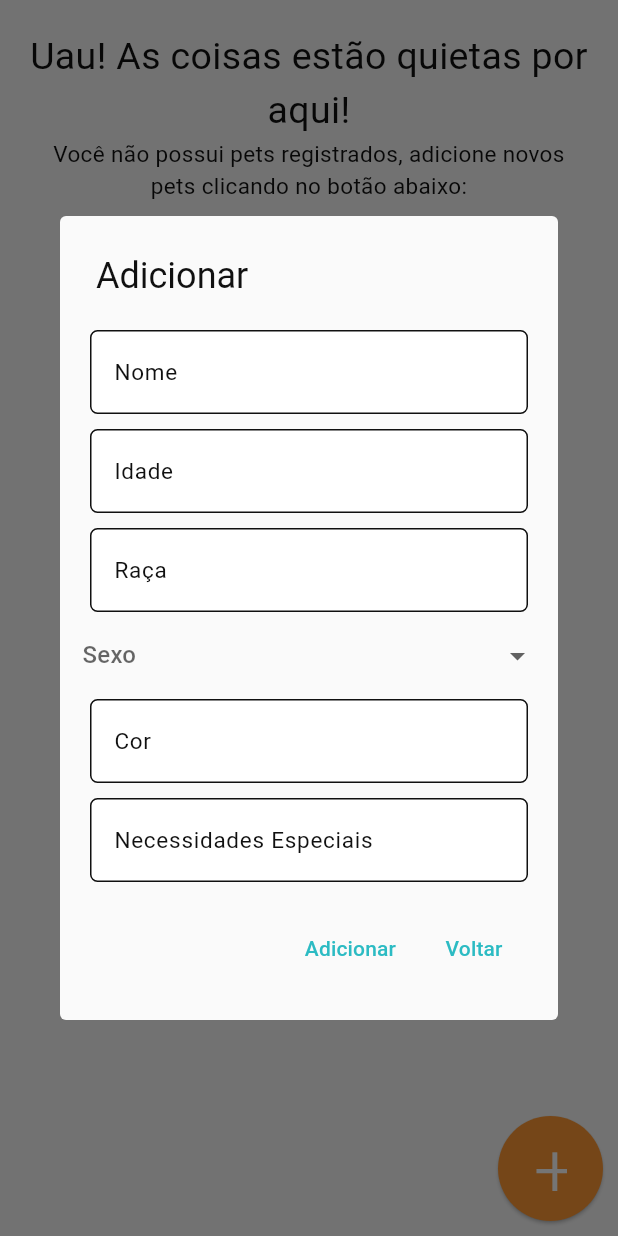
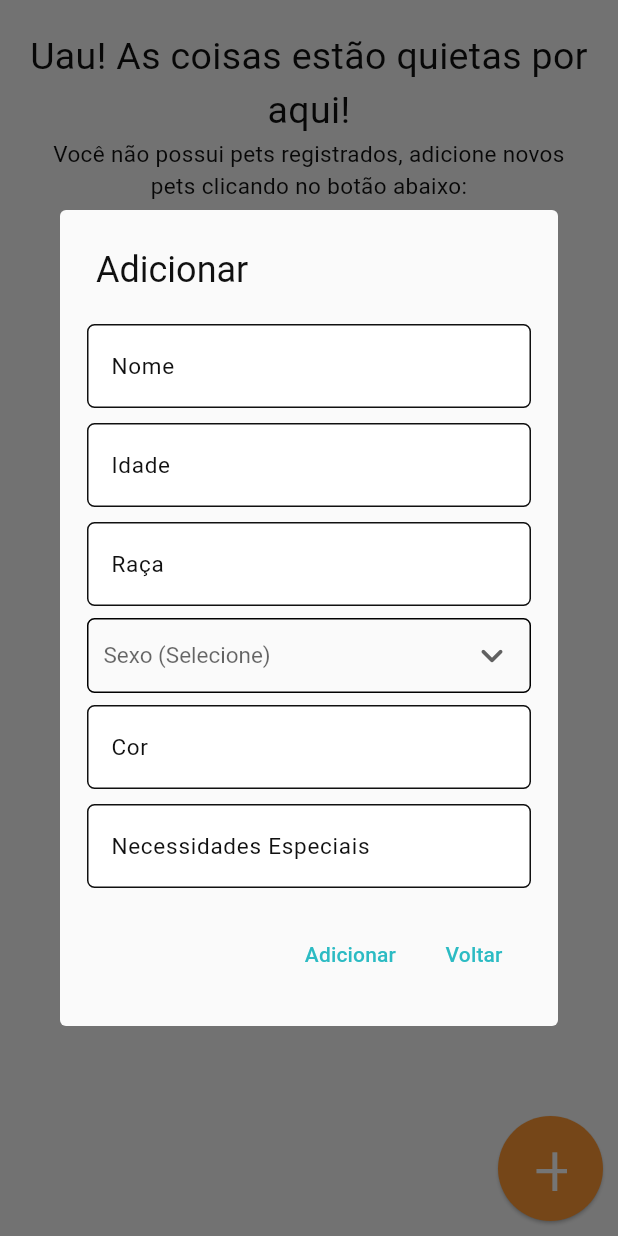
Before and after one commit to DaviNicoletto/pet_parent, a Flutter app: the PetsPage screen opened directly, after a tap on an icon or button, on a phone screen of 412 x 824 dp. Run offline on Flutter 3.47's test engine with Material 3 defaults, Android fonts, the phone set to English and light mode, and no system bars; our stand-ins replace cloud_firestore, firebase_auth, firebase_core, firebase_storage, google_fonts, image_picker and 1 more; accounts and stored records are empty; generated files the repository leaves out were written again; Roboto replaces fonts that are missing (Inika).

Commit message:
feat [appbar]: appbar title now changes with the page

```diff
--- a/lib/src/constants/app_constants.dart
+++ b/lib/src/constants/app_constants.dart
@@ -56,7 +56,7 @@ class AppConstants {
   String get mySchedule => 'Minha agenda';
 
   //Pets Gender Options
-  String get gender => "Sexo";
+  String get selectGender => "Sexo (Selecione)";
   String get male => "Macho";
   String get female => "Fêmea";
   String get unknown => "Desconhecido";
--- a/lib/src/views/home_view.dart
+++ b/lib/src/views/home_view.dart
@@ -34,7 +34,7 @@ class _HomePageState extends State<HomePage> {
   Widget build(BuildContext context) {
 
     return Scaffold(
-      appBar: customAppBar(),
+      appBar: customAppBar(indexTitle: _selectedIndex),
 
       body: Center(child: _widgetOptions.elementAt(_selectedIndex),),
 
--- a/lib/src/views/pets_view.dart
+++ b/lib/src/views/pets_view.dart
@@ -20,6 +20,8 @@ class PetsPage extends StatefulWidget {
 
 //TODO: ALTERAR OS FORMULARIOS PARA VALIDAR A ENTRADA CORRETAMENTE
 class _PetsPageState extends State<PetsPage> {
+  @override
+
   @override
   Widget build(BuildContext context) {
     return Scaffold(
--- a/lib/src/widgets/common/app_bar_widget.dart
+++ b/lib/src/widgets/common/app_bar_widget.dart
@@ -2,10 +2,13 @@ import 'package:flutter/material.dart';
 import 'package:google_fonts/google_fonts.dart';
 import 'package:pet_parent/src/constants/app_constants.dart';
 import 'package:pet_parent/src/services/auth_service.dart';
+import 'package:pet_parent/src/widgets/pets_page/add_pet_modal_widget.dart';
 import 'package:provider/provider.dart';
 
 class customAppBar extends StatefulWidget implements PreferredSizeWidget {
-  const customAppBar({super.key});
+  const customAppBar({super.key, required this.indexTitle});
+
+  final int indexTitle;
 
   @override
   State<customAppBar> createState() => customAppBarState();
@@ -14,17 +17,25 @@ class customAppBar extends StatefulWidget implements PreferredSizeWidget {
   Size get preferredSize => const Size.fromHeight(60);
 }
 
+AppConstants constants = AppConstants();
+
+final indexTitles = [
+  constans.homePageTitle,
+  constants.petsPageTitle,
+  constants.servicesPageTitle,
+  constants.profilePageTitle
+];
+
 class customAppBarState extends State<customAppBar> {
-  AppConstants constants = AppConstants();
   AppColors colors = AppColors();
 
   @override
   Widget build(BuildContext context) {
-  final auth = Provider.of<DBAuth>(context, listen: false);
+    final auth = Provider.of<DBAuth>(context, listen: false);
     return AppBar(
         automaticallyImplyLeading: false,
         title: Text(
-          constants.homePageTitle,
+          indexTitles[widget.indexTitle],
           style: GoogleFonts.inika(
               textStyle: const TextStyle(color: Colors.white)),
         ),
--- a/lib/src/widgets/common/field_form.dart
+++ b/lib/src/widgets/common/field_form.dart
@@ -30,7 +30,7 @@ class _FieldFormState extends State<FieldForm> {
     AppColors colors = AppColors();
 
     return Container(
-      padding: const EdgeInsets.symmetric(vertical: 5, horizontal: 5),
+      padding: const EdgeInsets.symmetric(vertical: 5, horizontal: 3),
       child: TextFormField(
         obscureText: isHidden,
         controller: widget.controller,
--- a/lib/src/widgets/pets_page/add_pet_modal_widget.dart
+++ b/lib/src/widgets/pets_page/add_pet_modal_widget.dart
@@ -1,6 +1,8 @@
 import 'package:firebase_core/firebase_core.dart';
 import 'package:flutter/material.dart';
 import 'package:flutter/widgets.dart';
+import 'package:google_fonts/google_fonts.dart';
+import 'package:path/path.dart';
 import 'package:pet_parent/src/constants/app_constants.dart';
 import 'package:pet_parent/src/services/auth_service.dart';
 import 'package:pet_parent/src/widgets/common/field_form.dart';
@@ -40,10 +42,8 @@ class _PetModalState extends State<PetModal> {
   DBAuth auth = DBAuth();
   String genderDropdownValue = '';
 
-
   List<Pet> petsList = [];
   bool isLoading = true;
-
 
   @override
   Widget build(BuildContext context) {
@@ -111,10 +111,30 @@ class _PetModalState extends State<PetModal> {
                     isEmail: false,
                     isRequired: true,
                   ),
-                  DropdownButton<String>(
-                      underline: Container(height: 0,),
-                      hint: Text(constants.gender),
-                      value: genderDropdownValue.isEmpty ? null : genderDropdownValue,
+                  Container(
+                    padding: const EdgeInsets.symmetric(horizontal: 10),
+                    margin:
+                        const EdgeInsets.symmetric(horizontal: 3, vertical: 3),
+                    decoration: BoxDecoration(
+                        border: Border.all(),
+                        borderRadius: BorderRadius.circular(5)),
+                    child: DropdownButton<String>(
+                        underline: Container(
+                          height: 0,
+                        ),
+                        hint: Text(constants.selectGender),
+                        iconSize: 30,
+                        icon: Icon(Icons.keyboard_arrow_down_rounded),
+                        // iconEnabledColor: colors.colorPrimary,
+                        focusColor: colors.colorPrimary,
+                        style: GoogleFonts.inika(
+                            textStyle: TextStyle(
+                          fontSize: constants.textFontSize,
+                          color: colors.colorTextDark,
+                        )),
+                        value: genderDropdownValue.isEmpty
+                            ? null
+                            : genderDropdownValue,
                         isExpanded: true,
                         items: genderOptions
                             .map<DropdownMenuItem<String>>((String value) {
@@ -129,6 +149,7 @@ class _PetModalState extends State<PetModal> {
                             _genderControllerPet.text = genderDropdownValue;
                           });
                         }),
+                  ),
                   FieldForm(
                     label: formConstants.colorField,
                     controller: _colorControllerPet,
--- a/lib/src/widgets/pets_page/pets_list_widget.dart
+++ b/lib/src/widgets/pets_page/pets_list_widget.dart
@@ -5,7 +5,6 @@ import 'package:pet_parent/src/services/auth_service.dart';
 import 'package:pet_parent/src/services/firestore_db.dart';
 import 'package:pet_parent/src/views/pets_view.dart';
 import 'package:pet_parent/src/widgets/pets_page/pet_card_widget.dart';
-import 'package:provider/provider.dart';
 
 class PetsList extends StatefulWidget {
   const PetsList({super.key});
@@ -27,7 +26,6 @@ class _PetsListState extends State<PetsList> {
 
   @override
   void initState() {
-    super.initState();
     _getUId().then((uId) {
       if (uId != null) {
         setState(() {
@@ -35,6 +33,7 @@ class _PetsListState extends State<PetsList> {
         });
       }
     });
+    super.initState();
   }
 
   @override
@@ -47,12 +46,12 @@ class _PetsListState extends State<PetsList> {
         stream: _petsStream,
         builder: ((context, snapshot) {
           if (snapshot.connectionState == ConnectionState.waiting) {
-            return const CircularProgressIndicator();
+            return const Center(child:  CircularProgressIndicator());
           } else if (snapshot.hasError) {
             return Center(child: Text('ERRO: ${snapshot.error}'));
           } else if (!snapshot.hasData || snapshot.data!.isEmpty) {
             return Container(
-              padding: EdgeInsets.all(20),
+              padding: const EdgeInsets.all(20),
               child: Column(
                 children: [
                   Text(
@@ -65,7 +64,7 @@ class _PetsListState extends State<PetsList> {
                     style: TextStyle(fontSize: constants.textFontSize),
                     textAlign: TextAlign.center,
                   ),
-                  Container(padding: EdgeInsets.all(20),child: AddNewPetButton(widget: widget))
+                  Container(padding: const EdgeInsets.all(20),child: AddNewPetButton(widget: widget))
                 ],
               ),
             );
```
Lines whose indentation alone changed are shown as unchanged.
